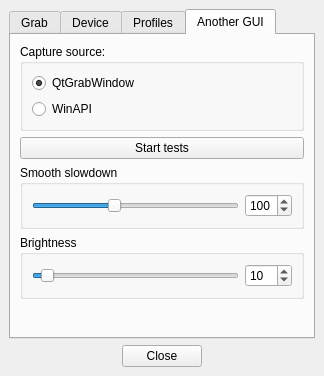
Old version of the form Software/src/mainwindow.ui in the repository Atarity/Lightpack.
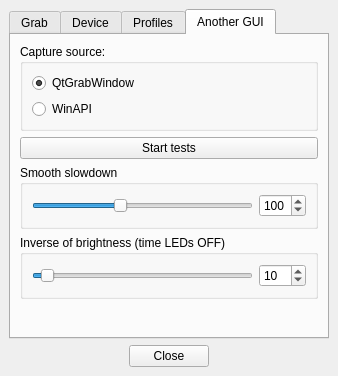
New version of the form. Icons and pictures are not drawn.

Commit message: Software: rename brightness in GUI;

Patch:
```diff
--- a/Software/src/mainwindow.ui
+++ b/Software/src/mainwindow.ui
@@ -7,7 +7,7 @@
    <rect>
     <x>0</x>
     <y>0</y>
-    <width>324</width>
+    <width>338</width>
     <height>376</height>
    </rect>
   </property>
@@ -768,7 +768,7 @@
         <item>
          <widget class="QGroupBox" name="groupBox_5">
           <property name="title">
-           <string>Brightness</string>
+           <string>Inverse of brightness (time LEDs OFF)</string>
           </property>
           <layout class="QHBoxLayout" name="horizontalLayout_9">
            <item>
```
